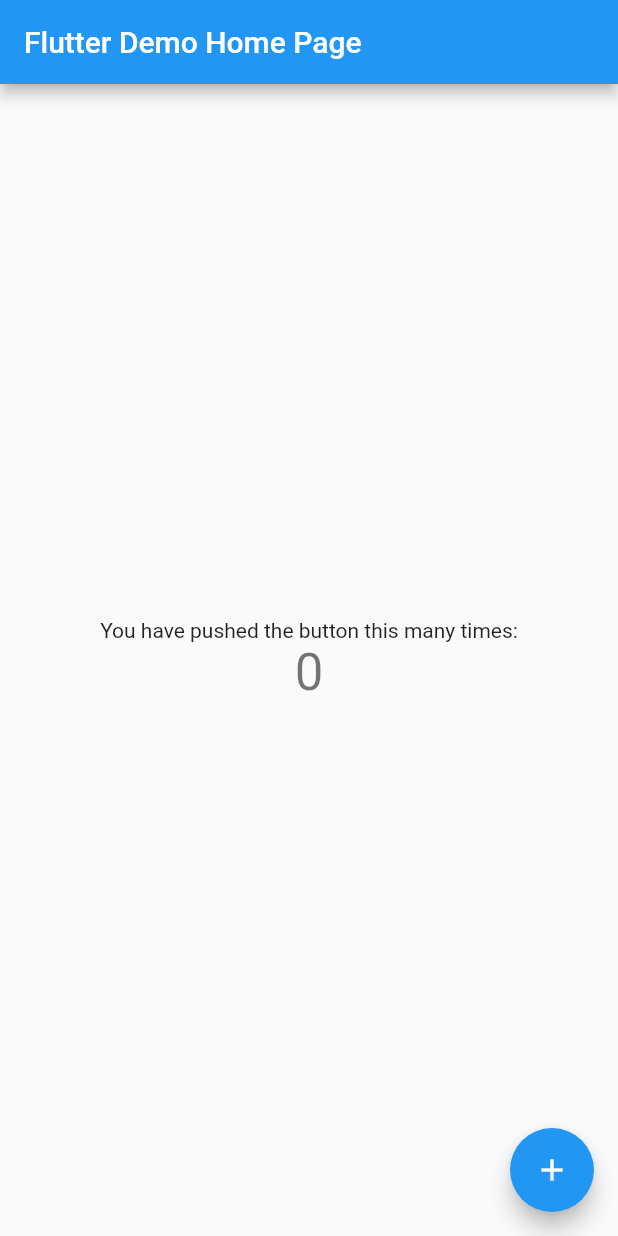
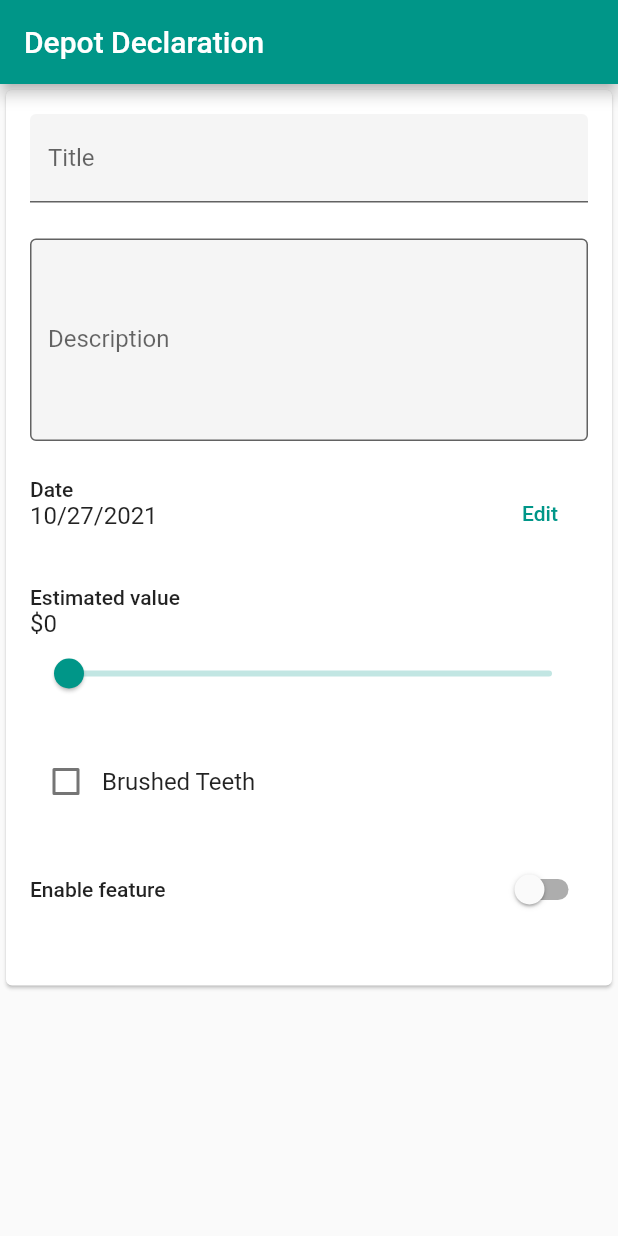
Before and after one commit to flaviostutz/flutter-hackday, a Flutter app: the screen it shows after launch, on a phone screen of 412 x 824 dp. Run offline on Flutter 3.47's test engine with Material 2 defaults, Android fonts, the phone set to English and light mode, and no system bars.

Commit message:
i dont know wtf im doing

```diff
--- a/whatever/lib/main.dart
+++ b/whatever/lib/main.dart
@@ -1,4 +1,5 @@
 import 'package:flutter/material.dart';
+import 'src/form.dart';
 
 void main() {
   runApp(const MyApp());
@@ -7,109 +8,28 @@
 class MyApp extends StatelessWidget {
   const MyApp({Key? key}) : super(key: key);
 
-  // This widget is the root of your application.
   @override
   Widget build(BuildContext context) {
     return MaterialApp(
-      title: 'Flutter Demo',
-      theme: ThemeData(
-        // This is the theme of your application.
-        //
-        // Try running your application with "flutter run". You'll see the
-        // application has a blue toolbar. Then, without quitting the app, try
-        // changing the primarySwatch below to Colors.green and then invoke
-        // "hot reload" (press "r" in the console where you ran "flutter run",
-        // or simply save your changes to "hot reload" in a Flutter IDE).
-        // Notice that the counter didn't reset back to zero; the application
-        // is not restarted.
-        primarySwatch: Colors.blue,
-      ),
-      home: const MyHomePage(title: 'Flutter Demo Home Page'),
+      title: 'Depot declaration',
+      theme: ThemeData(primarySwatch: Colors.teal),
+      home: const HomePage(),
     );
   }
 }
 
-class MyHomePage extends StatefulWidget {
-  const MyHomePage({Key? key, required this.title}) : super(key: key);
-
-  // This widget is the home page of your application. It is stateful, meaning
-  // that it has a State object (defined below) that contains fields that affect
-  // how it looks.
-
-  // This class is the configuration for the state. It holds the values (in this
-  // case the title) provided by the parent (in this case the App widget) and
-  // used by the build method of the State. Fields in a Widget subclass are
-  // always marked "final".
-
-  final String title;
-
+class HomePage extends StatelessWidget {
+  const HomePage({Key? key}) : super(key: key);
   @override
-  State<MyHomePage> createState() => _MyHomePageState();
+  Widget build(BuildContext context) {
+    return const FormWidgetsDemo();
+  }
 }
 
-class _MyHomePageState extends State<MyHomePage> {
-  int _counter = 0;
+class Demo {
+  final String name;
+  final String route;
+  final WidgetBuilder builder;
 
-  void _incrementCounter() {
-    setState(() {
-      // This call to setState tells the Flutter framework that something has
-      // changed in this State, which causes it to rerun the build method below
-      // so that the display can reflect the updated values. If we changed
-      // _counter without calling setState(), then the build method would not be
-      // called again, and so nothing would appear to happen.
-      _counter++;
-    });
-  }
-
-  @override
-  Widget build(BuildContext context) {
-    // This method is rerun every time setState is called, for instance as done
-    // by the _incrementCounter method above.
-    //
-    // The Flutter framework has been optimized to make rerunning build methods
-    // fast, so that you can just rebuild anything that needs updating rather
-    // than having to individually change instances of widgets.
-    return Scaffold(
-      appBar: AppBar(
-        // Here we take the value from the MyHomePage object that was created by
-        // the App.build method, and use it to set our appbar title.
-        title: Text(widget.title),
-      ),
-      body: Center(
-        // Center is a layout widget. It takes a single child and positions it
-        // in the middle of the parent.
-        child: Column(
-          // Column is also a layout widget. It takes a list of children and
-          // arranges them vertically. By default, it sizes itself to fit its
-          // children horizontally, and tries to be as tall as its parent.
-          //
-          // Invoke "debug painting" (press "p" in the console, choose the
-          // "Toggle Debug Paint" action from the Flutter Inspector in Android
-          // Studio, or the "Toggle Debug Paint" command in Visual Studio Code)
-          // to see the wireframe for each widget.
-          //
-          // Column has various properties to control how it sizes itself and
-          // how it positions its children. Here we use mainAxisAlignment to
-          // center the children vertically; the main axis here is the vertical
-          // axis because Columns are vertical (the cross axis would be
-          // horizontal).
-          mainAxisAlignment: MainAxisAlignment.center,
-          children: <Widget>[
-            const Text(
-              'You have pushed the button this many times:',
-            ),
-            Text(
-              '$_counter',
-              style: Theme.of(context).textTheme.headline4,
-            ),
-          ],
-        ),
-      ),
-      floatingActionButton: FloatingActionButton(
-        onPressed: _incrementCounter,
-        tooltip: 'Increment',
-        child: const Icon(Icons.add),
-      ), // This trailing comma makes auto-formatting nicer for build methods.
-    );
-  }
+  const Demo({required this.name, required this.route, required this.builder});
 }
--- /dev/null
+++ b/whatever/lib/src/form.dart
@@ -0,0 +1,212 @@
+import 'package:flutter/material.dart';
+import 'package:intl/intl.dart' as intl;
+
+class FormWidgetsDemo extends StatefulWidget {
+  const FormWidgetsDemo({Key? key}) : super(key: key);
+
+  @override
+  _FormWidgetsDemoState createState() => _FormWidgetsDemoState();
+}
+
+class _FormWidgetsDemoState extends State<FormWidgetsDemo> {
+  final _formKey = GlobalKey<FormState>();
+  String title = '';
+  String description = '';
+  DateTime date = DateTime.now();
+  double maxValue = 0;
+  bool? brushedTeeth = false;
+  bool enableFeature = false;
+
+  @override
+  Widget build(BuildContext context) {
+    return Scaffold(
+      appBar: AppBar(
+        title: const Text('Depot Declaration'),
+      ),
+      body: Form(
+        key: _formKey,
+        child: Scrollbar(
+          child: Align(
+            alignment: Alignment.topCenter,
+            child: Card(
+              child: SingleChildScrollView(
+                padding: const EdgeInsets.all(16),
+                child: ConstrainedBox(
+                  constraints: const BoxConstraints(maxWidth: 400),
+                  child: Column(
+                    mainAxisAlignment: MainAxisAlignment.center,
+                    crossAxisAlignment: CrossAxisAlignment.center,
+                    children: [
+                      ...[
+                        TextFormField(
+                          decoration: const InputDecoration(
+                            filled: true,
+                            hintText: 'Enter a title...',
+                            labelText: 'Title',
+                          ),
+                          onChanged: (value) {
+                            setState(() {
+                              title = value;
+                            });
+                          },
+                        ),
+                        TextFormField(
+                          decoration: const InputDecoration(
+                            border: OutlineInputBorder(),
+                            filled: true,
+                            hintText: 'Enter a description..',
+                            labelText: 'Description',
+                          ),
+                          onChanged: (value) {
+                            description = value;
+                          },
+                          maxLines: 5,
+                        ),
+                        _FormDatePicker(
+                          date: date,
+                          onChanged: (value) {
+                            setState(() {
+                              date = value;
+                            });
+                          },
+                        ),
+                        Column(
+                          mainAxisAlignment: MainAxisAlignment.start,
+                          crossAxisAlignment: CrossAxisAlignment.start,
+                          children: [
+                            Row(
+                              mainAxisAlignment: MainAxisAlignment.spaceBetween,
+                              children: [
+                                Text(
+                                  'Estimated value',
+                                  style: Theme.of(context).textTheme.bodyText1,
+                                ),
+                              ],
+                            ),
+                            Text(
+                              intl.NumberFormat.currency(
+                                      symbol: "\$", decimalDigits: 0)
+                                  .format(maxValue),
+                              style: Theme.of(context).textTheme.subtitle1,
+                            ),
+                            Slider(
+                              min: 0,
+                              max: 500,
+                              divisions: 500,
+                              value: maxValue,
+                              onChanged: (value) {
+                                setState(() {
+                                  maxValue = value;
+                                });
+                              },
+                            ),
+                          ],
+                        ),
+                        Row(
+                          mainAxisAlignment: MainAxisAlignment.start,
+                          crossAxisAlignment: CrossAxisAlignment.center,
+                          children: [
+                            Checkbox(
+                              value: brushedTeeth,
+                              onChanged: (checked) {
+                                setState(() {
+                                  brushedTeeth = checked;
+                                });
+                              },
+                            ),
+                            Text('Brushed Teeth',
+                                style: Theme.of(context).textTheme.subtitle1),
+                          ],
+                        ),
+                        Row(
+                          mainAxisAlignment: MainAxisAlignment.spaceBetween,
+                          crossAxisAlignment: CrossAxisAlignment.center,
+                          children: [
+                            Text('Enable feature',
+                                style: Theme.of(context).textTheme.bodyText1),
+                            Switch(
+                              value: enableFeature,
+                              onChanged: (enabled) {
+                                setState(() {
+                                  enableFeature = enabled;
+                                });
+                              },
+                            ),
+                          ],
+                        ),
+                      ].expand(
+                        (widget) => [
+                          widget,
+                          const SizedBox(
+                            height: 24,
+                          )
+                        ],
+                      )
+                    ],
+                  ),
+                ),
+              ),
+            ),
+          ),
+        ),
+      ),
+    );
+  }
+}
+
+class _FormDatePicker extends StatefulWidget {
+  final DateTime date;
+  final ValueChanged<DateTime> onChanged;
+
+  const _FormDatePicker({
+    required this.date,
+    required this.onChanged,
+  });
+
+  @override
+  _FormDatePickerState createState() => _FormDatePickerState();
+}
+
+class _FormDatePickerState extends State<_FormDatePicker> {
+  @override
+  Widget build(BuildContext context) {
+    return Row(
+      crossAxisAlignment: CrossAxisAlignment.start,
+      mainAxisAlignment: MainAxisAlignment.spaceBetween,
+      children: [
+        Column(
+          crossAxisAlignment: CrossAxisAlignment.start,
+          mainAxisAlignment: MainAxisAlignment.spaceAround,
+          children: [
+            Text(
+              'Date',
+              style: Theme.of(context).textTheme.bodyText1,
+            ),
+            Text(
+              intl.DateFormat.yMd().format(widget.date),
+              style: Theme.of(context).textTheme.subtitle1,
+            ),
+          ],
+        ),
+        TextButton(
+          child: const Text('Edit'),
+          onPressed: () async {
+            var newDate = await showDatePicker(
+              context: context,
+              initialDate: widget.date,
+              firstDate: DateTime(1900),
+              lastDate: DateTime(2100),
+            );
+
+            // Don't change the date if the date picker returns null.
+            if (newDate == null) {
+              return;
+            }
+
+            widget.onChanged(newDate);
+          },
+        )
+      ],
+    );
+  }
+}
--- a/whatever/pubspec.yaml
+++ b/whatever/pubspec.yaml
@@ -34,6 +34,7 @@
   # The following adds the Cupertino Icons font to your application.
   # Use with the CupertinoIcons class for iOS style icons.
   cupertino_icons: ^1.0.2
+  intl: ^0.17.0
 
 dev_dependencies:
   flutter_test:
```
Also changed, not shown: whatever/pubspec.lock.
